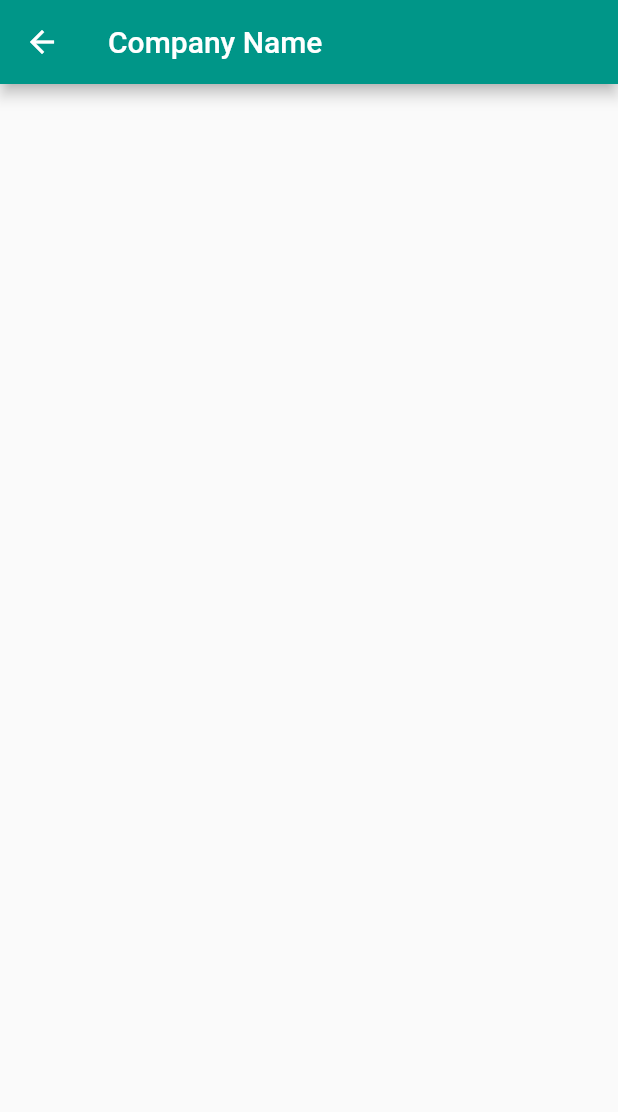
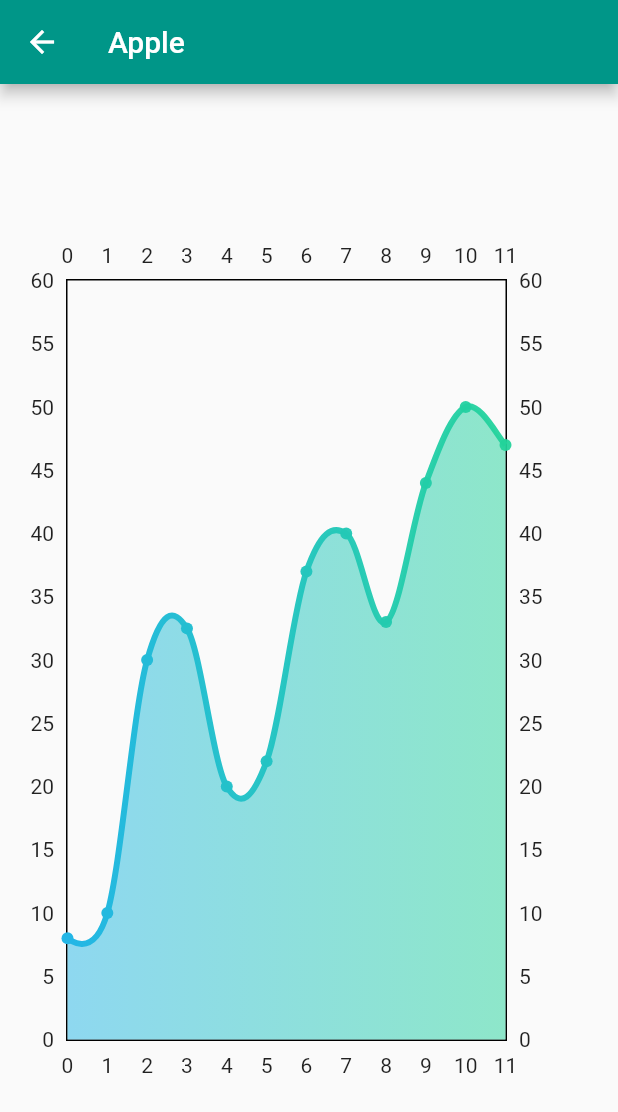
Before and after one commit to tobiashjalmarsson/stock_app, a Flutter app: the StockScreen screen opened by its route, after a tap on "Apple", on a phone screen of 412 x 824 dp. Shown: the top 1112 px of the screen. Run offline on Flutter 3.47's test engine with Material 2 defaults, Android fonts, the phone set to English and light mode, and no system bars; drawn by our look-alikes of fl_chart; network calls fail.

Commit message:
New Routes And graphs
Changed routing method and added graphs, still need to add data.

```diff
--- /dev/null
+++ b/flutter_app/lib/API/route_generator.dart
@@ -0,0 +1,41 @@
+import 'package:flutter_app/main.dart';
+import 'package:flutter/material.dart';
+import 'package:flutter_app/screens/stock_screen.dart';
+import '../screens/graph_screen.dart';
+
+class RouteGenerator {
+  static Route<dynamic> generateRoute(RouteSettings settings){
+    // Getting arguments passed in while calling Navigator.pushNamed
+    final args = settings.arguments;
+
+    switch (settings.name){
+      case '/':
+        return MaterialPageRoute(builder: (context) => MyHomePage()); // No arguments yet
+      case '/stocks':
+        return MaterialPageRoute(builder: (context) => StockScreen()); // No arguments yet
+      case '/graphs':
+        // Validation of correct data type, so that stock name is in fact a string
+        if (args is String) {
+          return MaterialPageRoute(
+            builder: (context) => GraphScreen(
+              companyName: args,
+            ),
+          );
+        }
+        // Set defaualt cases if args is not strings or route is not found to an error route
+        return _errorRoute();
+      default:
+        return _errorRoute();
+    }
+  }
+  static Route<dynamic> _errorRoute() {
+    return MaterialPageRoute(builder: (contect) {
+      return Scaffold(
+        appBar: AppBar(
+            title: Text("Error"),
+        ),
+        body: Center(child: Text("404 - Invalid Route")),
+      );
+    });
+  }
+}
--- a/flutter_app/lib/main.dart
+++ b/flutter_app/lib/main.dart
@@ -6,6 +6,7 @@ import './API/market.dart';
 import './API/stock.dart';
 import './screens/graph_screen.dart';
 import './screens/login_screen.dart';
+import './API/route_generator.dart';
 
 
 void main() {
@@ -47,11 +48,17 @@ class _MyAppState extends State<MyApp> {
   Widget build(BuildContext context) {
     return MaterialApp(
       initialRoute: '/',
+      onGenerateRoute: RouteGenerator.generateRoute,
+      /*
       routes: {
         '/' : (context) => MyHomePage(),
         '/graphs' : (context) => GraphScreen(),
         '/stocks' : (context) => StockScreen(),
       },
+
+       */
+      // Instead of a route map, adding a routing function to use dynamic data
+
       title: 'Flutter Demo',
       theme: ThemeData(
         // This is the theme of your application.
--- a/flutter_app/lib/screens/graph_screen.dart
+++ b/flutter_app/lib/screens/graph_screen.dart
@@ -1,5 +1,9 @@
 import 'package:flutter/material.dart';
+import 'package:fl_chart/fl_chart.dart';
+import '../widgets/line_chart_widget.dart';
 class GraphScreen extends StatefulWidget {
+  final String companyName;
+  GraphScreen({Key key, @required this.companyName}) : super(key: key);
   @override
   _GraphScreenState createState() => _GraphScreenState();
 }
@@ -7,13 +11,59 @@ class GraphScreen extends StatefulWidget {
 class _GraphScreenState extends State<GraphScreen> {
   @override
   Widget build(BuildContext context) {
+    String company = widget.companyName;
+    List<Color> gradientColors = [Color(0xff23b6e6), Color(0xff022d39a)];
     return Scaffold(
       appBar: AppBar(
         title: Text(
-          "Company Name",
+          company,
         )
       ),
-      body: Container(
+      body: Center(
+        child: Container(
+          margin: EdgeInsets.only(left: 0, right: 30, top: 100, bottom: 100),
+          height: double.infinity,
+          width: double.infinity,
+          child: LineChart(
+            LineChartData(
+              minX: 0, // min X axis
+              maxX: 11, // max X axis
+              minY: 0, // min Y axis
+              maxY: 60, // max Y axis
+              gridData: FlGridData(
+                show: false,
+              ),
+              lineBarsData: [
+                LineChartBarData(
+                  spots: [
+                    FlSpot(0, 8),
+                    FlSpot(1, 10),
+                    FlSpot(2, 30),
+                    FlSpot(3, 32.5),
+                    FlSpot(4, 20),
+                    FlSpot(5, 22),
+                    FlSpot(6, 37),
+                    FlSpot(7, 40),
+                    FlSpot(8, 33),
+                    FlSpot(9, 44),
+                    FlSpot(10, 50),
+                    FlSpot(11, 47),
+                    // First point
+                  ],
+                  isCurved: true,
+                  colors: gradientColors,
+                  barWidth: 4,
+                  belowBarData: BarAreaData(
+                    show: true,
+                    colors: gradientColors
+                        .map((color) => color.withOpacity(0.5))
+                        .toList()
+                  ),
+                ),
+              ],
+            ),
+          ),
+        ),
       ),
     );
   }
--- a/flutter_app/lib/screens/stock_screen.dart
+++ b/flutter_app/lib/screens/stock_screen.dart
@@ -116,6 +116,7 @@ class StockRow extends StatefulWidget {
 class _StockRowState extends State<StockRow> {
   @override
   Widget build(BuildContext context) {
+    String company = widget.company; // Retrieving from widget
     Color getColor(double change){
       if(change < 0){
         return Colors.redAccent;
@@ -127,7 +128,7 @@ class _StockRowState extends State<StockRow> {
     return GestureDetector(
       onTap: () {
         print("Clicked");
-        Navigator.pushNamed(context, '/graphs');
+        Navigator.pushNamed(context, '/graphs', arguments: company);
       },
       child: Container(
           decoration: BoxDecoration(
--- /dev/null
+++ b/flutter_app/lib/widgets/line_chart_widget.dart
@@ -0,0 +1,25 @@
+import 'package:flutter/material.dart';
+import 'package:fl_chart/fl_chart.dart';
+
+class LineChartWidget extends StatelessWidget{
+  final List<Color> gradientColors = [
+    const Color(0xff23b6e6),
+    const Color(0xff022d39a),
+  ];
+  @override
+  Widget build(BuildContext context) => LineChart(
+    LineChartData(
+      minX: 0, // min X axis
+      maxX: 11, // max X axis
+      minY: 0, // min Y axis
+      maxY: 100, // max Y axis
+      lineBarsData: [
+        LineChartBarData(
+          spots: [
+            FlSpot(0, 25), // First point
+          ],
+        ),
+      ],
+    ),
+  );
+}
--- a/flutter_app/pubspec.yaml
+++ b/flutter_app/pubspec.yaml
@@ -21,6 +21,7 @@ environment:
   sdk: ">=2.7.0 <3.0.0"
 
 dependencies:
+  fl_chart: ^0.12.2
   http: ^0.12.2
   flutter:
     sdk: flutter
```
Also changed, not shown: flutter_app/pubspec.lock.
